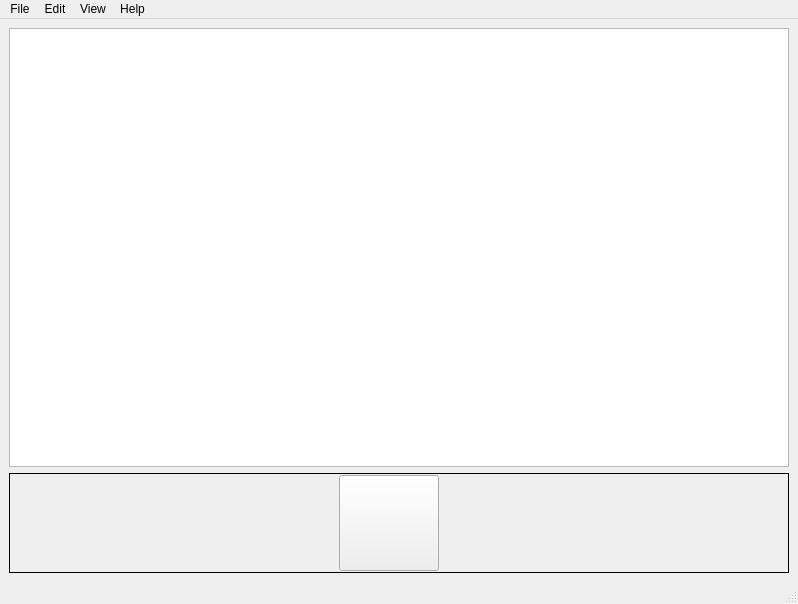
First picture: the form in mainwindow.ui, repository GavriloJovanovic/Racoons, before the edit.
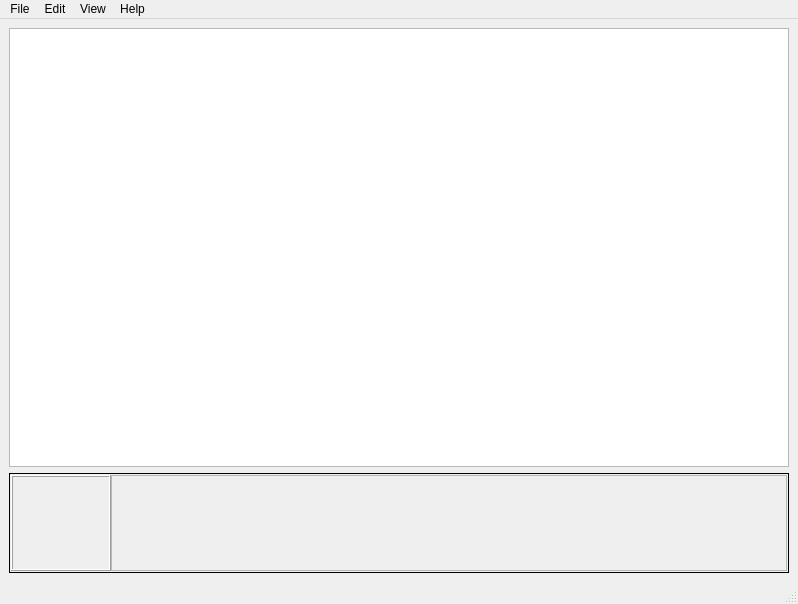
Second picture: the form after the edit. Icons and pictures are not drawn.

Diff of the .ui file:
```diff
--- a/mainwindow.ui
+++ b/mainwindow.ui
@@ -74,13 +74,16 @@
          </property>
          <item>
           <layout class="QHBoxLayout" name="horizontalLayout">
+           <property name="spacing">
+            <number>0</number>
+           </property>
            <property name="sizeConstraint">
             <enum>QLayout::SetDefaultConstraint</enum>
            </property>
            <item>
-            <widget class="QPushButton" name="readCsv_btn">
+            <widget class="QFrame" name="frame_2">
              <property name="sizePolicy">
-              <sizepolicy hsizetype="Fixed" vsizetype="Minimum">
+              <sizepolicy hsizetype="Minimum" vsizetype="Preferred">
                <horstretch>0</horstretch>
                <verstretch>0</verstretch>
               </sizepolicy>
@@ -91,29 +94,39 @@
                <height>0</height>
               </size>
              </property>
-             <property name="styleSheet">
-              <string notr="true">image: url('C:/Users/acer/Desktop/Rakun_gki/csv_icon.png')</string>
+             <property name="frameShape">
+              <enum>QFrame::Box</enum>
              </property>
-             <property name="text">
-              <string/>
+             <property name="frameShadow">
+              <enum>QFrame::Raised</enum>
              </property>
             </widget>
            </item>
            <item>
-            <spacer name="verticalSpacer">
-             <property name="orientation">
-              <enum>Qt::Vertical</enum>
+            <widget class="QScrollArea" name="scrollArea">
+             <property name="sizePolicy">
+              <sizepolicy hsizetype="Expanding" vsizetype="Minimum">
+               <horstretch>0</horstretch>
+               <verstretch>0</verstretch>
+              </sizepolicy>
              </property>
-             <property name="sizeType">
-              <enum>QSizePolicy::Minimum</enum>
+             <property name="verticalScrollBarPolicy">
+              <enum>Qt::ScrollBarAlwaysOff</enum>
              </property>
-             <property name="sizeHint" stdset="0">
-              <size>
-               <width>20</width>
-               <height>40</height>
-              </size>
+             <property name="widgetResizable">
+              <bool>true</bool>
              </property>
-            </spacer>
+             <widget class="QWidget" name="scrollAreaWidgetContents_2">
+              <property name="geometry">
+               <rect>
+                <x>0</x>
+                <y>0</y>
+                <width>666</width>
+                <height>92</height>
+               </rect>
+              </property>
+             </widget>
+            </widget>
            </item>
           </layout>
          </item>
```
